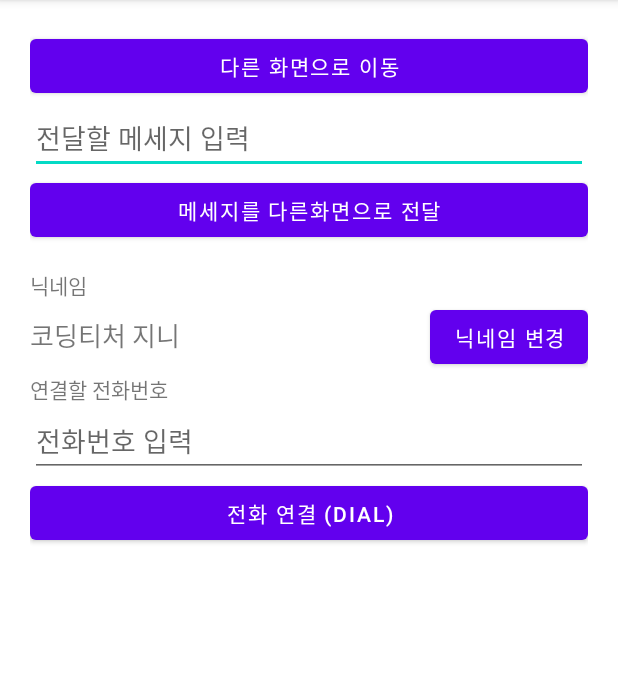
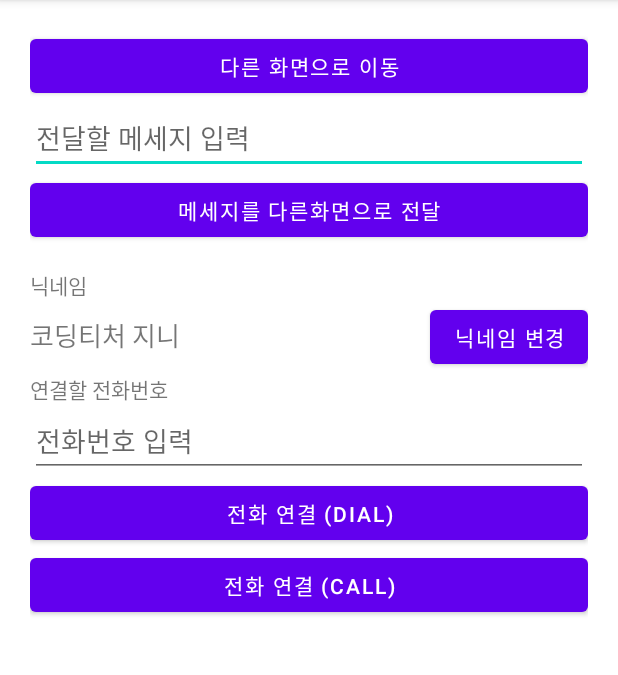
Before and after one commit to cho881020/IntentPractice_Genie, an Android app: the screen it shows after launch (MainActivity), on a phone screen of 412 x 824 dp, the part 84-759 px from its top. Run offline under Robolectric (Android 15) with nearby library versions, the phone set to English and light mode, and no system bars.

Commit message:
CALL 액션 예제 구현  - 권한을 얻지 못해서 에러 발생. (앱이 죽음)

```diff
--- a/app/src/main/res/layout/activity_main.xml
+++ b/app/src/main/res/layout/activity_main.xml
@@ -76,4 +76,11 @@
         android:layout_height="wrap_content"
         android:text="전화 연결 (DIAL)" />
 
+    <Button
+        android:id="@+id/callBtn"
+        android:layout_width="match_parent"
+        android:layout_height="wrap_content"
+        android:text="전화 연결 (CALL)" />
+
+
 </LinearLayout>
```
Also changed, not shown: app/src/main/java/com/neppplus/intentpractice_genie/MainActivity.kt (+10 -0 lines).
